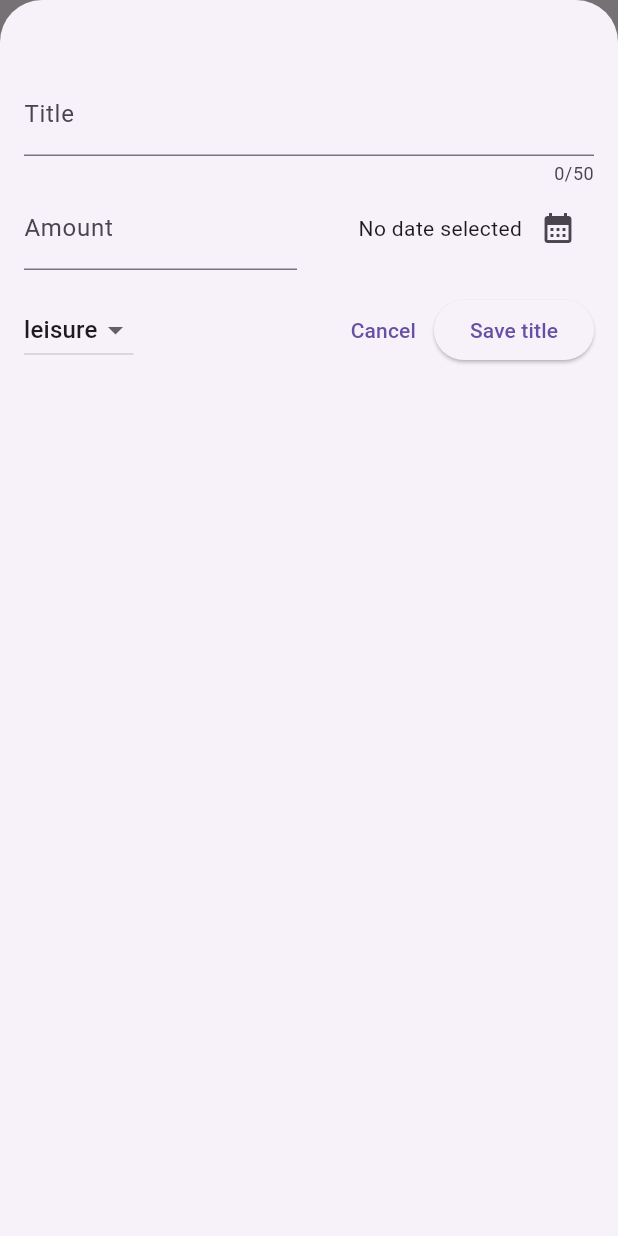
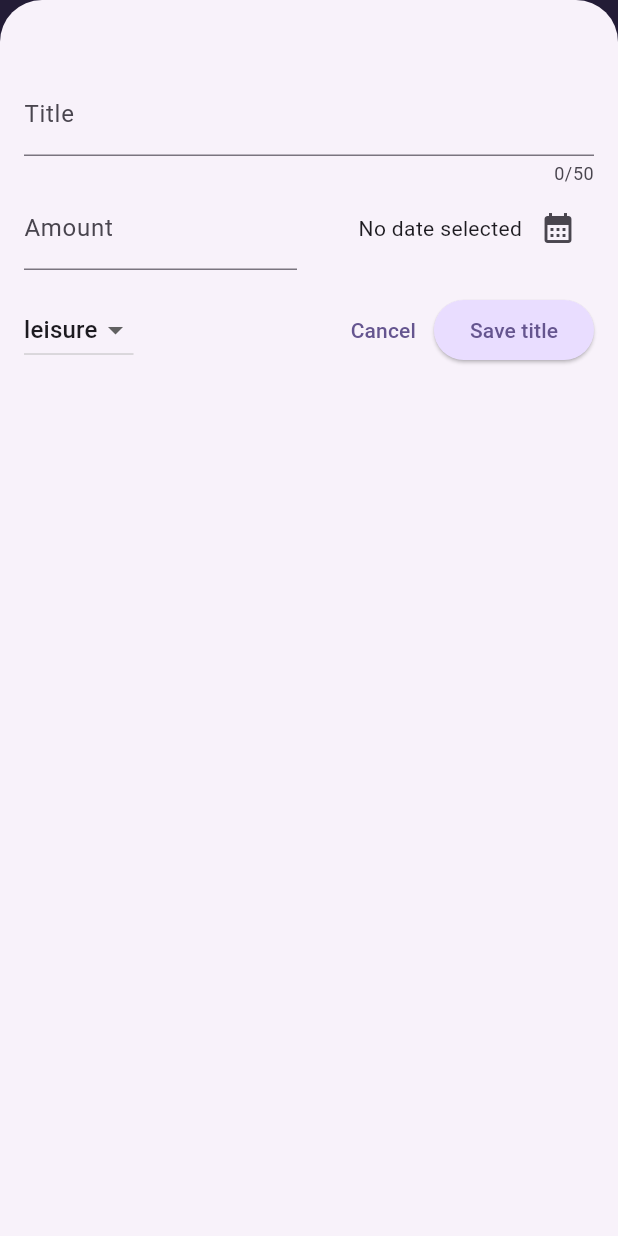
Before and after one commit to auza0002/expense_tracker_flutter, a Flutter app: the screen it shows after launch, after a tap on the "add" icon, on a phone screen of 412 x 824 dp. Run offline on Flutter 3.47's test engine with Material 3 defaults, Android fonts, the phone set to English and light mode, and no system bars.

Commit message:
Theme dark added

```diff
--- a/lib/main.dart
+++ b/lib/main.dart
@@ -1,10 +1,56 @@
 import 'package:expense_tracker_app/widgets/expenses.dart';
 import 'package:flutter/material.dart';
 
+var kColorScheme = ColorScheme.fromSeed(
+  seedColor: const Color.fromARGB(255, 96, 59, 181),
+);
+
+var kDarkColorScheme = ColorScheme.fromSeed(
+  brightness: Brightness.dark,
+  seedColor: const Color.fromARGB(255, 5, 99, 125),
+);
+
 void main() {
   runApp(
-    const MaterialApp(
-      home: Expenses(),
+    MaterialApp(
+      darkTheme: ThemeData.dark().copyWith(
+        colorScheme: kDarkColorScheme,
+        cardTheme: const CardTheme().copyWith(
+          color: kDarkColorScheme.secondaryContainer,
+          margin: const EdgeInsets.symmetric(horizontal: 16, vertical: 8),
+        ),
+        elevatedButtonTheme: ElevatedButtonThemeData(
+          style: ElevatedButton.styleFrom(
+            backgroundColor: kDarkColorScheme.primaryContainer,
+            foregroundColor: kDarkColorScheme.onPrimaryContainer,
+          ),
+        ),
+      ),
+      theme: ThemeData().copyWith(
+        colorScheme: kColorScheme,
+        appBarTheme: const AppBarTheme().copyWith(
+          backgroundColor: kColorScheme.onPrimaryContainer,
+          foregroundColor: kColorScheme.primaryContainer,
+        ),
+        cardTheme: const CardTheme().copyWith(
+          color: kColorScheme.secondaryContainer,
+          margin: const EdgeInsets.symmetric(horizontal: 16, vertical: 8),
+        ),
+        elevatedButtonTheme: ElevatedButtonThemeData(
+          style: ElevatedButton.styleFrom(
+            backgroundColor: kColorScheme.primaryContainer,
+          ),
+        ),
+        textTheme: ThemeData().textTheme.copyWith(
+              titleLarge: TextStyle(
+                fontWeight: FontWeight.bold,
+                color: kColorScheme.onSecondaryContainer,
+                fontSize: 16,
+              ),
+            ),
+      ),
+      // themeMode: ThemeMode.system,
+      home: const Expenses(),
     ),
   );
 }
--- a/lib/widgets/expenses_list/expenses_item.dart
+++ b/lib/widgets/expenses_list/expenses_item.dart
@@ -12,8 +12,12 @@ class ExpenseItem extends StatelessWidget {
       child: Padding(
         padding: const EdgeInsets.symmetric(horizontal: 20, vertical: 16),
         child: Column(
+          crossAxisAlignment: CrossAxisAlignment.start,
           children: [
-            Text(expense.title),
+            Text(
+              expense.title,
+              style: Theme.of(context).textTheme.titleLarge,
+            ),
             const SizedBox(
               height: 4,
             ),
--- a/lib/widgets/expenses_list/expenses_list.dart
+++ b/lib/widgets/expenses_list/expenses_list.dart
@@ -14,6 +14,11 @@ class ExpensesList extends StatelessWidget {
     return ListView.builder(
       itemCount: expenses.length,
       itemBuilder: (ctx, index) => Dismissible(
+        background: Container(
+          color: Theme.of(context).colorScheme.error.withOpacity(0.75),
+          margin: EdgeInsets.symmetric(
+              horizontal: Theme.of(context).cardTheme.margin!.horizontal),
+        ),
         key: ValueKey(expenses[index]),
         onDismissed: (direction) {
           onRemove(expenses[index]);
```
Also changed, not shown: lib/model/expense.dart (+19 -0 lines).
